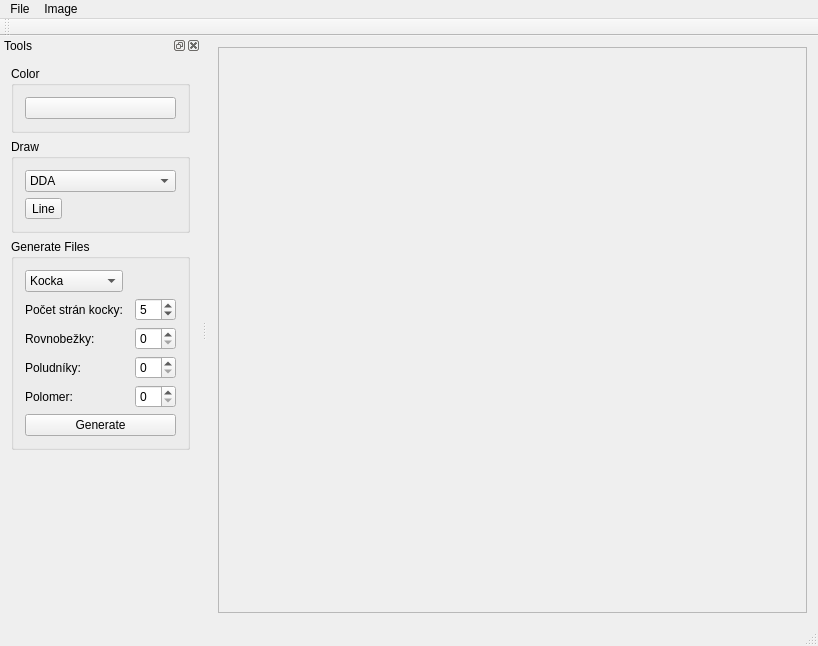
Before: the Qt Designer form src/ImageViewer.ui in Holikma/Computer_Graphics_3D, drawn with Qt 5.
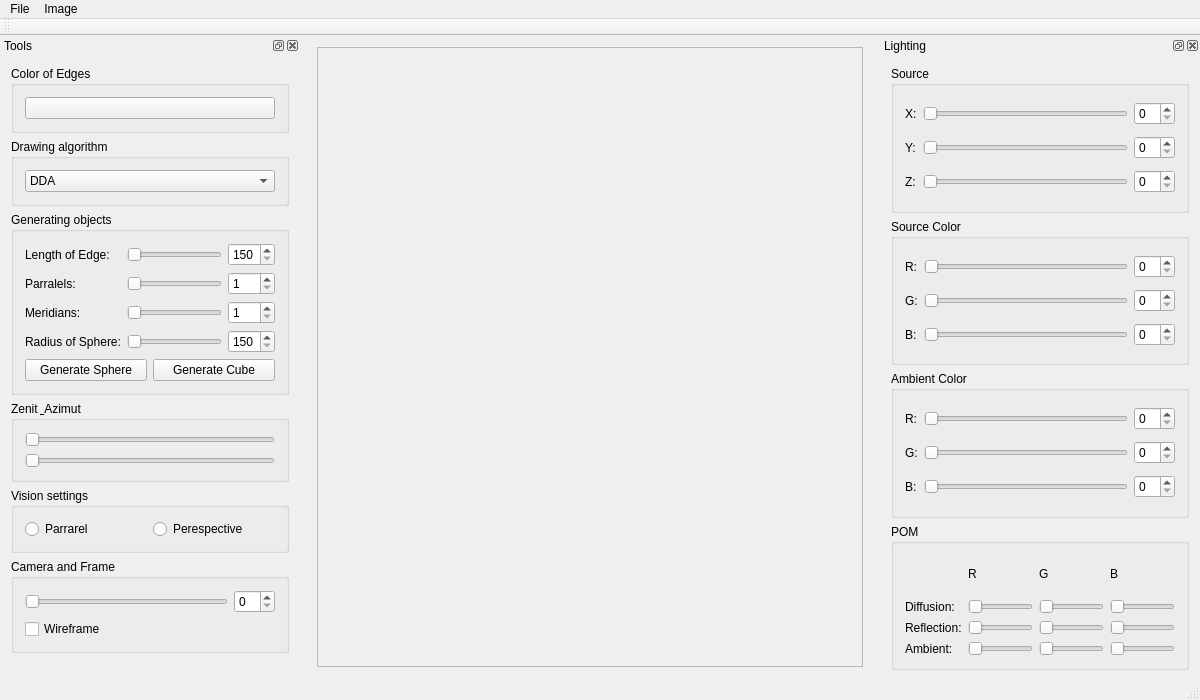
After: the same form once the commit is applied.

```diff
--- a/src/ImageViewer.ui
+++ b/src/ImageViewer.ui
@@ -6,31 +6,63 @@
    <rect>
     <x>0</x>
     <y>0</y>
-    <width>818</width>
-    <height>646</height>
+    <width>1200</width>
+    <height>700</height>
    </rect>
   </property>
+  <property name="minimumSize">
+   <size>
+    <width>1200</width>
+    <height>700</height>
+   </size>
+  </property>
+  <property name="maximumSize">
+   <size>
+    <width>1200</width>
+    <height>700</height>
+   </size>
+  </property>
   <property name="windowTitle">
    <string>ImageViewer</string>
   </property>
   <widget class="QWidget" name="centralWidget">
    <layout class="QHBoxLayout" name="horizontalLayout">
     <item>
-     <widget class="QScrollArea" name="scrollArea">
-      <property name="widgetResizable">
-       <bool>true</bool>
+     <layout class="QVBoxLayout" name="verticalLayout_4">
+      <property name="spacing">
+       <number>0</number>
       </property>
-      <widget class="QWidget" name="scrollAreaWidgetContents">
-       <property name="geometry">
-        <rect>
-         <x>0</x>
-         <y>0</y>
-         <width>615</width>
-         <height>571</height>
-        </rect>
-       </property>
-      </widget>
-     </widget>
+      <property name="leftMargin">
+       <number>0</number>
+      </property>
+      <item>
+       <widget class="QScrollArea" name="scrollArea">
+        <property name="widgetResizable">
+         <bool>true</bool>
+        </property>
+        <widget class="QWidget" name="scrollAreaWidgetContents">
+         <property name="geometry">
+          <rect>
+           <x>0</x>
+           <y>0</y>
+           <width>550</width>
+           <height>621</height>
+          </rect>
+         </property>
+        </widget>
+       </widget>
+      </item>
+      <item>
+       <layout class="QHBoxLayout" name="horizontalLayout_2">
+        <property name="leftMargin">
+         <number>0</number>
+        </property>
+        <property name="topMargin">
+         <number>0</number>
+        </property>
+       </layout>
+      </item>
+     </layout>
     </item>
    </layout>
   </widget>
@@ -39,7 +71,7 @@
     <rect>
      <x>0</x>
      <y>0</y>
-     <width>818</width>
+     <width>1200</width>
      <height>22</height>
     </rect>
    </property>
@@ -71,6 +103,18 @@
   </widget>
   <widget class="QStatusBar" name="statusBar"/>
   <widget class="QDockWidget" name="dockWidget">
+   <property name="minimumSize">
+    <size>
+     <width>300</width>
+     <height>645</height>
+    </size>
+   </property>
+   <property name="maximumSize">
+    <size>
+     <width>300</width>
+     <height>645</height>
+    </size>
+   </property>
    <property name="windowTitle">
     <string>Tools</string>
    </property>
@@ -82,7 +126,7 @@
      <item>
       <widget class="QGroupBox" name="groupBox">
        <property name="title">
-        <string>Color</string>
+        <string>Color of Edges</string>
        </property>
        <layout class="QVBoxLayout" name="verticalLayout_2">
         <item>
@@ -98,32 +142,9 @@
      <item>
       <widget class="QGroupBox" name="groupBox_2">
        <property name="title">
-        <string>Draw</string>
+        <string>Drawing algorithm</string>
        </property>
        <layout class="QGridLayout" name="gridLayout">
-        <item row="1" column="0">
-         <widget class="QToolButton" name="toolButtonDrawLine">
-          <property name="text">
-           <string>Line</string>
-          </property>
-          <property name="checkable">
-           <bool>true</bool>
-          </property>
-         </widget>
-        </item>
-        <item row="1" column="1">
-         <spacer name="horizontalSpacer">
-          <property name="orientation">
-           <enum>Qt::Horizontal</enum>
-          </property>
-          <property name="sizeHint" stdset="0">
-           <size>
-            <width>40</width>
-            <height>20</height>
-           </size>
-          </property>
-         </spacer>
-        </item>
         <item row="0" column="0" colspan="2">
          <widget class="QComboBox" name="comboBoxLineAlg">
           <item>
@@ -144,71 +165,276 @@
      <item>
       <widget class="QGroupBox" name="groupBox_3">
        <property name="title">
-        <string>Generate Files</string>
+        <string>Generating objects</string>
        </property>
        <layout class="QGridLayout" name="gridLayout_2">
-        <item row="4" column="0">
-         <widget class="QLabel" name="label_3">
-          <property name="text">
-           <string>Poludníky:</string>
+        <item row="3" column="1">
+         <widget class="QSlider" name="Slider_Meridians">
+          <property name="minimum">
+           <number>1</number>
+          </property>
+          <property name="maximum">
+           <number>25</number>
+          </property>
+          <property name="pageStep">
+           <number>1</number>
+          </property>
+          <property name="value">
+           <number>1</number>
+          </property>
+          <property name="orientation">
+           <enum>Qt::Horizontal</enum>
+          </property>
+          <property name="tickInterval">
+           <number>1</number>
+          </property>
+         </widget>
+        </item>
+        <item row="0" column="2">
+         <widget class="QSpinBox" name="SpinBox_Length">
+          <property name="minimum">
+           <number>150</number>
+          </property>
+          <property name="maximum">
+           <number>300</number>
+          </property>
+          <property name="singleStep">
+           <number>10</number>
+          </property>
+          <property name="value">
+           <number>150</number>
           </property>
          </widget>
         </item>
         <item row="0" column="0">
-         <widget class="QComboBox" name="comboBoxTyp">
-          <item>
-           <property name="text">
-            <string>Kocka</string>
-           </property>
-          </item>
-          <item>
-           <property name="text">
-            <string>Guľa</string>
-           </property>
-          </item>
-         </widget>
-        </item>
-        <item row="5" column="0">
-         <widget class="QLabel" name="label_4">
-          <property name="text">
-           <string>Polomer:</string>
-          </property>
-         </widget>
-        </item>
-        <item row="4" column="2">
-         <widget class="QSpinBox" name="spinBoxPoludniky"/>
-        </item>
-        <item row="2" column="2">
-         <widget class="QSpinBox" name="spinBoxRovnobezky"/>
-        </item>
-        <item row="1" column="2">
-         <widget class="QSpinBox" name="spinBoxStrany">
-          <property name="value">
-           <number>5</number>
-          </property>
-         </widget>
-        </item>
-        <item row="2" column="0">
-         <widget class="QLabel" name="label_2">
-          <property name="text">
-           <string>Rovnobežky:</string>
-          </property>
-         </widget>
-        </item>
-        <item row="1" column="0">
          <widget class="QLabel" name="label">
           <property name="text">
-           <string>Počet strán kocky:</string>
+           <string>Length of Edge:</string>
           </property>
          </widget>
         </item>
-        <item row="5" column="2">
-         <widget class="QSpinBox" name="spinBoxPolomer"/>
+        <item row="5" column="0" colspan="3">
+         <layout class="QHBoxLayout" name="horizontalLayout_3">
+          <property name="topMargin">
+           <number>0</number>
+          </property>
+          <item>
+           <widget class="QPushButton" name="pushButtonGenerateSphere">
+            <property name="text">
+             <string>Generate Sphere</string>
+            </property>
+           </widget>
+          </item>
+          <item>
+           <widget class="QPushButton" name="pushButtonGenerateCube">
+            <property name="text">
+             <string>Generate Cube</string>
+            </property>
+           </widget>
+          </item>
+         </layout>
         </item>
-        <item row="6" column="0" colspan="3">
-         <widget class="QPushButton" name="pushButtonGenerate">
+        <item row="1" column="0">
+         <widget class="QLabel" name="label_2">
           <property name="text">
-           <string>Generate</string>
+           <string>Parralels:</string>
+          </property>
+         </widget>
+        </item>
+        <item row="4" column="0">
+         <widget class="QLabel" name="label_4">
+          <property name="text">
+           <string>Radius of Sphere:</string>
+          </property>
+         </widget>
+        </item>
+        <item row="3" column="2">
+         <widget class="QSpinBox" name="SpinBox_Meridians">
+          <property name="minimum">
+           <number>1</number>
+          </property>
+          <property name="maximum">
+           <number>25</number>
+          </property>
+         </widget>
+        </item>
+        <item row="4" column="2">
+         <widget class="QSpinBox" name="SpinBox_Radius">
+          <property name="minimum">
+           <number>150</number>
+          </property>
+          <property name="maximum">
+           <number>300</number>
+          </property>
+          <property name="singleStep">
+           <number>10</number>
+          </property>
+          <property name="stepType">
+           <enum>QAbstractSpinBox::DefaultStepType</enum>
+          </property>
+         </widget>
+        </item>
+        <item row="1" column="2">
+         <widget class="QSpinBox" name="SpinBox_Parallels">
+          <property name="minimum">
+           <number>1</number>
+          </property>
+          <property name="maximum">
+           <number>25</number>
+          </property>
+         </widget>
+        </item>
+        <item row="4" column="1">
+         <widget class="QSlider" name="Slider_Radius">
+          <property name="minimum">
+           <number>150</number>
+          </property>
+          <property name="maximum">
+           <number>300</number>
+          </property>
+          <property name="singleStep">
+           <number>10</number>
+          </property>
+          <property name="pageStep">
+           <number>10</number>
+          </property>
+          <property name="orientation">
+           <enum>Qt::Horizontal</enum>
+          </property>
+          <property name="tickInterval">
+           <number>10</number>
+          </property>
+         </widget>
+        </item>
+        <item row="3" column="0">
+         <widget class="QLabel" name="label_3">
+          <property name="text">
+           <string>Meridians:</string>
+          </property>
+         </widget>
+        </item>
+        <item row="0" column="1">
+         <widget class="QSlider" name="Slider_Length">
+          <property name="minimum">
+           <number>150</number>
+          </property>
+          <property name="maximum">
+           <number>300</number>
+          </property>
+          <property name="singleStep">
+           <number>10</number>
+          </property>
+          <property name="tracking">
+           <bool>true</bool>
+          </property>
+          <property name="orientation">
+           <enum>Qt::Horizontal</enum>
+          </property>
+          <property name="tickPosition">
+           <enum>QSlider::NoTicks</enum>
+          </property>
+         </widget>
+        </item>
+        <item row="1" column="1">
+         <widget class="QSlider" name="Slider_Parallels">
+          <property name="toolTip">
+           <string/>
+          </property>
+          <property name="whatsThis">
+           <string/>
+          </property>
+          <property name="minimum">
+           <number>1</number>
+          </property>
+          <property name="maximum">
+           <number>25</number>
+          </property>
+          <property name="singleStep">
+           <number>10</number>
+          </property>
+          <property name="pageStep">
+           <number>1</number>
+          </property>
+          <property name="value">
+           <number>1</number>
+          </property>
+          <property name="orientation">
+           <enum>Qt::Horizontal</enum>
+          </property>
+          <property name="tickInterval">
+           <number>0</number>
+          </property>
+         </widget>
+        </item>
+       </layout>
+      </widget>
+     </item>
+     <item>
+      <widget class="QGroupBox" name="groupBox_5">
+       <property name="title">
+        <string>Zenit &amp; Azimut</string>
+       </property>
+       <layout class="QVBoxLayout" name="verticalLayout_3">
+        <item>
+         <widget class="QSlider" name="horizontalSlider_5">
+          <property name="orientation">
+           <enum>Qt::Horizontal</enum>
+          </property>
+         </widget>
+        </item>
+        <item>
+         <widget class="QSlider" name="horizontalSlider_6">
+          <property name="orientation">
+           <enum>Qt::Horizontal</enum>
+          </property>
+         </widget>
+        </item>
+       </layout>
+      </widget>
+     </item>
+     <item>
+      <widget class="QGroupBox" name="groupBox_6">
+       <property name="title">
+        <string>Vision settings</string>
+       </property>
+       <layout class="QGridLayout" name="gridLayout_4">
+        <item row="1" column="1">
+         <widget class="QRadioButton" name="radioButton_2">
+          <property name="text">
+           <string>Perespective</string>
+          </property>
+         </widget>
+        </item>
+        <item row="1" column="0">
+         <widget class="QRadioButton" name="radioButton">
+          <property name="text">
+           <string>Parrarel</string>
+          </property>
+         </widget>
+        </item>
+       </layout>
+      </widget>
+     </item>
+     <item>
+      <widget class="QGroupBox" name="groupBox_7">
+       <property name="title">
+        <string>Camera and Frame</string>
+       </property>
+       <layout class="QGridLayout" name="gridLayout_3">
+        <item row="0" column="0">
+         <widget class="QSlider" name="horizontalSlider_7">
+          <property name="orientation">
+           <enum>Qt::Horizontal</enum>
+          </property>
+         </widget>
+        </item>
+        <item row="0" column="1">
+         <widget class="QSpinBox" name="spinBox"/>
+        </item>
+        <item row="1" column="0" colspan="2">
+         <widget class="QCheckBox" name="checkBox">
+          <property name="text">
+           <string>Wireframe</string>
           </property>
          </widget>
         </item>
@@ -231,6 +457,339 @@
     </layout>
    </widget>
   </widget>
+  <widget class="QDockWidget" name="dockWidget_2">
+   <property name="minimumSize">
+    <size>
+     <width>320</width>
+     <height>645</height>
+    </size>
+   </property>
+   <property name="maximumSize">
+    <size>
+     <width>320</width>
+     <height>645</height>
+    </size>
+   </property>
+   <property name="windowTitle">
+    <string>Lighting</string>
+   </property>
+   <attribute name="dockWidgetArea">
+    <number>2</number>
+   </attribute>
+   <widget class="QWidget" name="dockWidgetContents_3">
+    <layout class="QVBoxLayout" name="verticalLayout_5">
+     <item>
+      <widget class="QGroupBox" name="groupBox_8">
+       <property name="title">
+        <string>Source </string>
+       </property>
+       <layout class="QGridLayout" name="gridLayout_7">
+        <item row="0" column="0" alignment="Qt::AlignRight">
+         <widget class="QLabel" name="label_5">
+          <property name="text">
+           <string>X:</string>
+          </property>
+         </widget>
+        </item>
+        <item row="2" column="2">
+         <widget class="QSpinBox" name="spinBox_3"/>
+        </item>
+        <item row="2" column="1">
+         <widget class="QSlider" name="Source_Slider_Y">
+          <property name="orientation">
+           <enum>Qt::Horizontal</enum>
+          </property>
+         </widget>
+        </item>
+        <item row="0" column="2">
+         <widget class="QSpinBox" name="spinBox_2"/>
+        </item>
+        <item row="3" column="2">
+         <widget class="QSpinBox" name="spinBox_4"/>
+        </item>
+        <item row="3" column="1">
+         <widget class="QSlider" name="horizontalSlider_10">
+          <property name="orientation">
+           <enum>Qt::Horizontal</enum>
+          </property>
+         </widget>
+        </item>
+        <item row="2" column="0">
+         <widget class="QLabel" name="label_6">
+          <property name="text">
+           <string>Y:</string>
+          </property>
+         </widget>
+        </item>
+        <item row="3" column="0">
+         <widget class="QLabel" name="label_7">
+          <property name="text">
+           <string>Z:</string>
+          </property>
+         </widget>
+        </item>
+        <item row="0" column="1">
+         <widget class="QSlider" name="Source_Slider_X">
+          <property name="orientation">
+           <enum>Qt::Horizontal</enum>
+          </property>
+         </widget>
+        </item>
+       </layout>
+      </widget>
+     </item>
+     <item>
+      <widget class="QGroupBox" name="groupBox_9">
+       <property name="title">
+        <string>Source Color</string>
+       </property>
+       <layout class="QGridLayout" name="gridLayout_8">
+        <item row="0" column="1">
+         <widget class="QSlider" name="horizontalSlider_11">
+          <property name="orientation">
+           <enum>Qt::Horizontal</enum>
+          </property>
+         </widget>
+        </item>
+        <item row="0" column="0">
+         <widget class="QLabel" name="label_8">
+          <property name="text">
+           <string>R:</string>
+          </property>
+         </widget>
+        </item>
+        <item row="1" column="1">
+         <widget class="QSlider" name="horizontalSlider_12">
+          <property name="orientation">
+           <enum>Qt::Horizontal</enum>
+          </property>
+         </widget>
+        </item>
+        <item row="1" column="0">
+         <widget class="QLabel" name="label_9">
+          <property name="text">
+           <string>G:</string>
+          </property>
+         </widget>
+        </item>
+        <item row="1" column="2">
+         <widget class="QSpinBox" name="spinBox_6"/>
+        </item>
+        <item row="0" column="2">
+         <widget class="QSpinBox" name="spinBox_5"/>
+        </item>
+        <item row="2" column="0">
+         <widget class="QLabel" name="label_10">
+          <property name="text">
+           <string>B:</string>
+          </property>
+         </widget>
+        </item>
+        <item row="2" column="1">
+         <widget class="QSlider" name="horizontalSlider_13">
+          <property name="orientation">
+           <enum>Qt::Horizontal</enum>
+          </property>
+         </widget>
+        </item>
+        <item row="2" column="2">
+         <widget class="QSpinBox" name="spinBox_7"/>
+        </item>
+       </layout>
+      </widget>
+     </item>
+     <item>
+      <widget class="QGroupBox" name="groupBox_10">
+       <property name="title">
+        <string>Ambient Color</string>
+       </property>
+       <layout class="QGridLayout" name="gridLayout_9">
+        <item row="0" column="0">
+         <widget class="QLabel" name="label_11">
+          <property name="text">
+           <string>R:</string>
+          </property>
+         </widget>
+        </item>
+        <item row="1" column="0">
+         <widget class="QLabel" name="label_12">
+          <property name="text">
+           <string>G:</string>
+          </property>
+         </widget>
+        </item>
+        <item row="0" column="2">
+         <widget class="QSpinBox" name="spinBox_8"/>
+        </item>
+        <item row="1" column="1">
+         <widget class="QSlider" name="horizontalSlider_15">
+          <property name="orientation">
+           <enum>Qt::Horizontal</enum>
+          </property>
+         </widget>
+        </item>
+        <item row="0" column="1">
+         <widget class="QSlider" name="horizontalSlider_14">
+          <property name="orientation">
+           <enum>Qt::Horizontal</enum>
+          </property>
+         </widget>
+        </item>
+        <item row="2" column="0">
+         <widget class="QLabel" name="label_13">
+          <property name="text">
+           <string>B:</string>
+          </property>
+         </widget>
+        </item>
+        <item row="2" column="1">
+         <widget class="QSlider" name="horizontalSlider_16">
+          <property name="orientation">
+           <enum>Qt::Horizontal</enum>
+          </property>
+         </widget>
+        </item>
+        <item row="1" column="2">
+         <widget class="QSpinBox" name="spinBox_9"/>
+        </item>
+        <item row="2" column="2">
+         <widget class="QSpinBox" name="spinBox_10"/>
+        </item>
+       </layout>
+      </widget>
+     </item>
+     <item>
+      <widget class="QGroupBox" name="groupBox_11">
+       <property name="title">
+        <string>POM</string>
+       </property>
+       <layout class="QGridLayout" name="gridLayout_10">
+        <item row="4" column="0">
+         <widget class="QLabel" name="label_17">
+          <property name="text">
+           <string>Ambient:</string>
+          </property>
+         </widget>
+        </item>
+        <item row="4" column="2">
+         <widget class="QSlider" name="horizontalSlider_23">
+          <property name="orientation">
+           <enum>Qt::Horizontal</enum>
+          </property>
+         </widget>
+        </item>
+        <item row="1" column="2">
+         <widget class="QSlider" name="horizontalSlider_18">
+          <property name="orientation">
+           <enum>Qt::Horizontal</enum>
+          </property>
+         </widget>
+        </item>
+        <item row="0" column="3">
+         <widget class="QLabel" name="label_19">
+          <property name="text">
+           <string>B</string>
+          </property>
+         </widget>
+        </item>
+        <item row="4" column="3">
+         <widget class="QSlider" name="horizontalSlider_25">
+          <property name="orientation">
+           <enum>Qt::Horizontal</enum>
+          </property>
+         </widget>
+        </item>
+        <item row="0" column="1">
+         <widget class="QLabel" name="label_16">
+          <property name="text">
+           <string>R</string>
+          </property>
+         </widget>
+        </item>
+        <item row="3" column="0">
+         <widget class="QLabel" name="label_14">
+          <property name="text">
+           <string>Reflection:</string>
+          </property>
+         </widget>
+        </item>
+        <item row="3" column="2">
+         <widget class="QSlider" name="horizontalSlider_22">
+          <property name="orientation">
+           <enum>Qt::Horizontal</enum>
+          </property>
+         </widget>
+        </item>
+        <item row="3" column="1">
+         <widget class="QSlider" name="horizontalSlider_20">
+          <property name="orientation">
+           <enum>Qt::Horizontal</enum>
+          </property>
+         </widget>
+        </item>
+        <item row="4" column="1">
+         <widget class="QSlider" name="horizontalSlider_21">
+          <property name="orientation">
+           <enum>Qt::Horizontal</enum>
+          </property>
+         </widget>
+        </item>
+        <item row="1" column="0">
+         <widget class="QLabel" name="label_15">
+          <property name="text">
+           <string>Diffusion:</string>
+          </property>
+         </widget>
+        </item>
+        <item row="0" column="2">
+         <widget class="QLabel" name="label_18">
+          <property name="text">
+           <string>G</string>
+          </property>
+         </widget>
+        </item>
+        <item row="1" column="3">
+         <widget class="QSlider" name="horizontalSlider_19">
+          <property name="orientation">
+           <enum>Qt::Horizontal</enum>
+          </property>
+         </widget>
+        </item>
+        <item row="3" column="3">
+         <widget class="QSlider" name="horizontalSlider_24">
+          <property name="orientation">
+           <enum>Qt::Horizontal</enum>
+          </property>
+         </widget>
+        </item>
+        <item row="1" column="1">
+         <widget class="QSlider" name="horizontalSlider_17">
+          <property name="enabled">
+           <bool>true</bool>
+          </property>
+          <property name="mouseTracking">
+           <bool>true</bool>
+          </property>
+          <property name="tabletTracking">
+           <bool>true</bool>
+          </property>
+          <property name="toolTip">
+           <string/>
+          </property>
+          <property name="orientation">
+           <enum>Qt::Horizontal</enum>
+          </property>
+          <property name="tickPosition">
+           <enum>QSlider::NoTicks</enum>
+          </property>
+         </widget>
+        </item>
+       </layout>
+      </widget>
+     </item>
+    </layout>
+   </widget>
+  </widget>
   <action name="actionOpen">
    <property name="text">
     <string>Open</string>
```
Left out of the diff: 1 changed line with no effect on the pictures.
